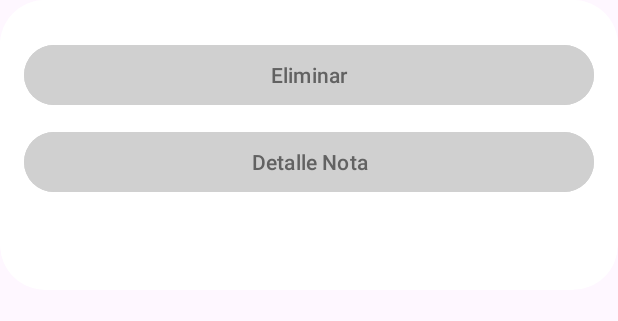
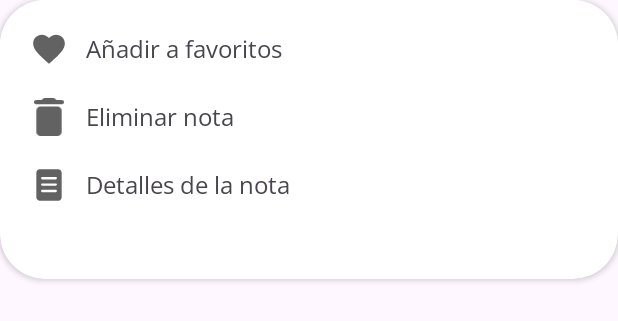
Before and after one commit to mariohdez22/GradesNotes, an Android app: the layout bottomsheet.xml on its own in the app's theme, with its tools: preview values and no code run, on a phone screen of 412 x 824 dp. Shown: the top 321 px of the screen. Run offline under Robolectric (Android 15) with nearby library versions, the phone set to English and light mode, and no system bars.

Commit message:
agregando modificaciones y menu bottombar

```diff
--- a/app/src/main/java/com/example/gradesnotes/MenuPrincipal.kt
+++ b/app/src/main/java/com/example/gradesnotes/MenuPrincipal.kt
@@ -139,23 +139,19 @@ class MenuPrincipal : AppCompatActivity() {
 
         cardImgPerfil.setOnClickListener{
             startActivity(Intent(this@MenuPrincipal, PerfilUsuario::class.java))
-            Toast.makeText(this, "Perfil Usuario", Toast.LENGTH_SHORT).show()
         }
 
         CardNotas.setOnClickListener {
             startActivity(Intent(this, ListarNota::class.java))
-            Toast.makeText(this, "Lista de Notas", Toast.LENGTH_SHORT).show()
         }
 
 
         CardArchivados.setOnClickListener {
             startActivity(Intent(this, NotaImportante::class.java))
-            Toast.makeText(this, "Notas Importantes", Toast.LENGTH_SHORT).show()
         }
 
         CardPerfil.setOnClickListener {
             startActivity(Intent(this, PerfilUsuario::class.java))
-            Toast.makeText(this, "Perfil Usuario", Toast.LENGTH_SHORT).show()
         }
 
         CardAcercaDe.setOnClickListener {
--- a/app/src/main/res/layout/bottomsheet.xml
+++ b/app/src/main/res/layout/bottomsheet.xml
@@ -16,27 +16,82 @@
             android:layout_height="match_parent"
             android:orientation="vertical"
             android:layout_marginBottom="30dp"
-            android:padding="16dp"
+            android:padding="20dp"
             android:background="@color/white">
 
-            <com.google.android.material.button.MaterialButton
-                android:id="@+id/EliminarNotaS"
-                android:text="@string/EliminarNota"
+            <LinearLayout
+                android:id="@+id/linearFavoritos"
                 android:layout_width="match_parent"
-                android:backgroundTint="@color/GrayClare"
-                android:layout_marginTop="10dp"
-                android:textColor="@color/black700"
-                android:layout_height="wrap_content"/>
+                android:layout_height="wrap_content"
+                android:orientation="horizontal"
+                android:gravity="center_vertical">
 
-            <com.google.android.material.button.MaterialButton
-                id="@+id/DetalleNotaS"
-                android:text="Detalle Nota"
-                android:layout_marginTop="10dp"
-                android:layout_marginBottom="15dp"
-                android:textColor="@color/black700"
-                android:backgroundTint="@color/GrayClare"
+                <ImageView
+                    android:id="@+id/imagenFavoritos"
+                    android:layout_width="25dp"
+                    android:layout_height="25dp"
+                    app:tint="@color/black700"
+                    android:src="@drawable/icono_nota_importante"/>
+
+                <TextView
+                    android:id="@+id/textoFavoritos"
+                    android:layout_width="wrap_content"
+                    android:layout_height="wrap_content"
+                    android:text="Añadir a favoritos"
+                    android:fontFamily="@font/opensans"
+                    android:textSize="16sp"
+                    android:layout_marginStart="12dp"/>
+
+            </LinearLayout>
+
+            <LinearLayout
+                android:id="@+id/linearEliminar"
                 android:layout_width="match_parent"
-                android:layout_height="wrap_content"/>
+                android:layout_height="wrap_content"
+                android:orientation="horizontal"
+                android:layout_marginTop="20dp"
+                android:gravity="center_vertical">
+
+                <ImageView
+                    android:layout_width="25dp"
+                    android:layout_height="25dp"
+                    app:tint="@color/black700"
+                    android:src="@drawable/icon_delete"/>
+
+                <TextView
+                    android:layout_width="wrap_content"
+                    android:layout_height="wrap_content"
+                    android:text="Eliminar nota"
+                    android:fontFamily="@font/opensans"
+                    android:textSize="16sp"
+                    android:layout_marginStart="12dp"/>
+
+            </LinearLayout>
+
+            <LinearLayout
+                android:id="@+id/linearDetalles"
+                android:layout_width="match_parent"
+                android:layout_height="wrap_content"
+                android:orientation="horizontal"
+                android:layout_marginTop="20dp"
+                android:gravity="center_vertical">
+
+                <ImageView
+                    android:layout_width="25dp"
+                    android:layout_height="25dp"
+                    app:tint="@color/black700"
+                    android:src="@drawable/icon_apunte"/>
+
+                <TextView
+                    android:layout_width="wrap_content"
+                    android:layout_height="wrap_content"
+                    android:text="Detalles de la nota"
+                    android:fontFamily="@font/opensans"
+                    android:textSize="16sp"
+                    android:layout_marginStart="12dp"/>
+
+            </LinearLayout>
+
 
         </LinearLayout>
 
--- a/app/src/main/res/values/strings.xml
+++ b/app/src/main/res/values/strings.xml
@@ -232,6 +232,7 @@
     <!--OPCIONES MENU BOTTOM NAVIGATION - AGREGAR NOTA-->
     <string name="calendario">Calendario</string>
     <string name="lista">Lista</string>
+    <string name="escrituraLibre">Escritura Libre</string>
     <string name="escrituraManual">Escritura Manual</string>
     <string name="textoImagen">Extraer Texto</string>
 
```
Also changed, not shown: app/src/main/java/com/example/gradesnotes/ActualizarNotas/ActualizarNota.kt (+112 -0 lines), app/src/main/java/com/example/gradesnotes/ListarNotas/ListarNota.kt (+214 -41 lines), app/src/main/res/drawable/icon_calendarios.xml (added, +9 -0 lines), app/src/main/res/drawable/icon_cameras.xml (added, +9 -0 lines), app/src/main/res/drawable/icon_drawer.xml (added, +12 -0 lines), app/src/main/res/drawable/icon_drawing.xml (added, +12 -0 lines), app/src/main/res/drawable/icon_listado.xml (added, +12 -0 lines), app/src/main/res/drawable/photocam.xml (added, +24 -0 lines), app/src/main/res/layout/activity_actualizar_nota.xml (+20 -0 lines), app/src/main/res/layout/activity_detalle_nota.xml (+5 -3 lines), app/src/main/res/menu/bottom_menu.xml (+13 -5 lines), app/src/main/res/menu/menu_actualizar.xml (+17 -0 lines).
